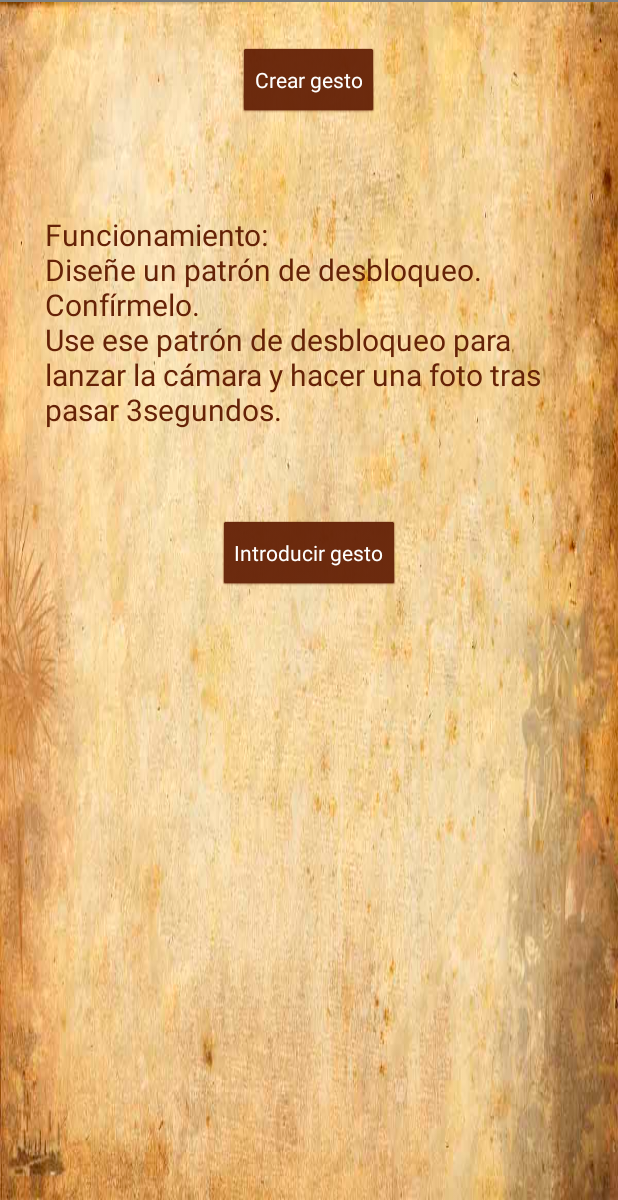
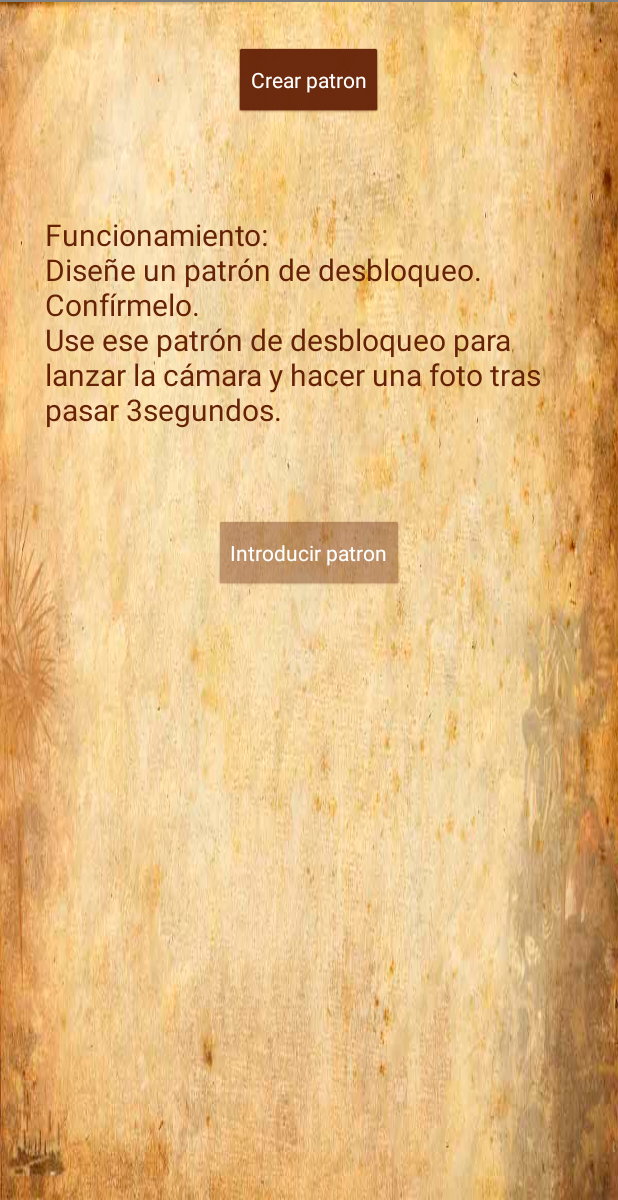
Before and after one commit to msmaldonado/NuevosParadigmasIteracion, an Android app: the screen it shows after launch (MainActivity), on a phone screen of 412 x 824 dp, the part 36-1236 px from its top. Run offline under Robolectric (Android 15) with nearby library versions, the phone set to English and light mode, and no system bars; libraries missing offline, so code that uses them is left out: haibison.android.lockpattern; 1 statement that could not run was skipped.

Commit message:
gestosfoto modificado

```diff
--- a/Android/appGestosFoto/app/src/main/java/practica3/npi/puntogestosfoto/MainActivity.java
+++ b/Android/appGestosFoto/app/src/main/java/practica3/npi/puntogestosfoto/MainActivity.java
@@ -14,6 +14,7 @@ import haibison.android.lockpattern.utils.AlpSettings;
 public class MainActivity extends Activity {
     private static final int CREAR_PATRON = 1;
     private static final int INTRODUCIR_PATRON = 2;
+    private Button gestorButton;
 
     @Override
     protected void onCreate(Bundle savedInstanceState) {
@@ -21,6 +22,7 @@ public class MainActivity extends Activity {
         super.onCreate(savedInstanceState);
         setContentView(R.layout.activity_main);
 
+        gestorButton = (Button) findViewById(R.id.botonIntroducirGesto);
         // Guardardamos el ultimo patrón creado
         AlpSettings.Security.setAutoSavePattern(this, true);
 
@@ -33,8 +35,11 @@ public class MainActivity extends Activity {
                 LockPatternActivity.IntentBuilder
                         .newPatternCreator(MainActivity.this)
                         .startForResult(MainActivity.this, CREAR_PATRON);
+
+                gestorButton.setEnabled(true);
             }
         });
+
 
         // Al hacer click en el boton, tendremos que confirmar el patron
         Button botonIntroducirGesto = (Button) findViewById(R.id.botonIntroducirGesto);
--- a/Android/appGestosFoto/app/src/main/res/layout/activity_main.xml
+++ b/Android/appGestosFoto/app/src/main/res/layout/activity_main.xml
@@ -11,7 +11,7 @@
     <Button
         android:layout_width="wrap_content"
         android:layout_height="wrap_content"
-        android:text="Crear gesto"
+        android:text="Crear patron"
         android:id="@+id/botonCrearGesto"
         android:layout_above="@+id/space"
         android:layout_centerHorizontal="true"
@@ -41,12 +41,13 @@
     <Button
         android:layout_width="wrap_content"
         android:layout_height="wrap_content"
-        android:text="Introducir gesto"
+        android:text="Introducir patron"
         android:id="@+id/botonIntroducirGesto"
         android:layout_below="@+id/space"
         android:layout_centerHorizontal="true"
         android:layout_gravity="center_horizontal"
         android:backgroundTint="#652207"
+        android:enabled="false"
         android:textColor="#ffffff"
         android:layout_margin="30dp" />
 </LinearLayout>
```
